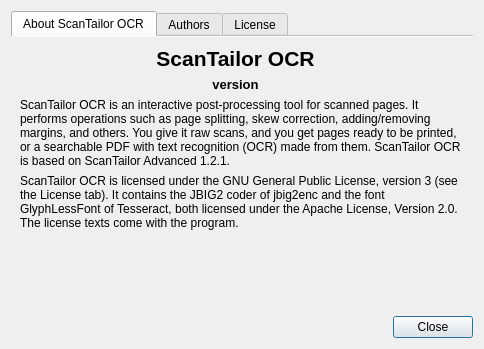
Above: src/app/AboutDialog.ui from 2ndmax/scantailor-ocr before the change. Below: the same form after it.
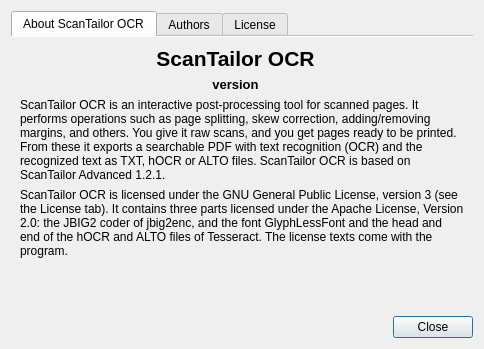
That is the form after the change. Icons and pictures are not drawn.

Commit message:
docs: the license notes name the third Apache-licensed part, and the descriptions name all export formats
The head and the end of the hOCR and ALTO files are taken from Tesseract
(Apache License 2.0), but only the README named them; NOTICE, the About
dialog and the notes in the Windows ZIP spoke of two parts. They now name
all three. The .deb description and the first tab of the About dialog
only mentioned the PDF; they now also name the export of the recognized
text as TXT, hOCR or ALTO.

What changed in the file:
```diff
--- a/src/app/AboutDialog.ui
+++ b/src/app/AboutDialog.ui
@@ -30,7 +30,7 @@
        <item row="3" column="0" colspan="2">
         <widget class="QLabel" name="label_4">
          <property name="text">
-          <string>ScanTailor OCR is an interactive post-processing tool for scanned pages. It performs operations such as page splitting, skew correction, adding/removing margins, and others. You give it raw scans, and you get pages ready to be printed, or a searchable PDF with text recognition (OCR) made from them. ScanTailor OCR is based on ScanTailor Advanced 1.2.1.</string>
+          <string>ScanTailor OCR is an interactive post-processing tool for scanned pages. It performs operations such as page splitting, skew correction, adding/removing margins, and others. You give it raw scans, and you get pages ready to be printed. From these it exports a searchable PDF with text recognition (OCR) and the recognized text as TXT, hOCR or ALTO files. ScanTailor OCR is based on ScanTailor Advanced 1.2.1.</string>
          </property>
          <property name="wordWrap">
           <bool>true</bool>
@@ -40,7 +40,7 @@
        <item row="4" column="0" colspan="2">
         <widget class="QLabel" name="licenseNote">
          <property name="text">
-          <string>ScanTailor OCR is licensed under the GNU General Public License, version 3 (see the License tab). It contains the JBIG2 coder of jbig2enc and the font GlyphLessFont of Tesseract, both licensed under the Apache License, Version 2.0. The license texts come with the program.</string>
+          <string>ScanTailor OCR is licensed under the GNU General Public License, version 3 (see the License tab). It contains three parts licensed under the Apache License, Version 2.0: the JBIG2 coder of jbig2enc, and the font GlyphLessFont and the head and end of the hOCR and ALTO files of Tesseract. The license texts come with the program.</string>
          </property>
          <property name="wordWrap">
           <bool>true</bool>
```
The commit also changes 6 other files.
